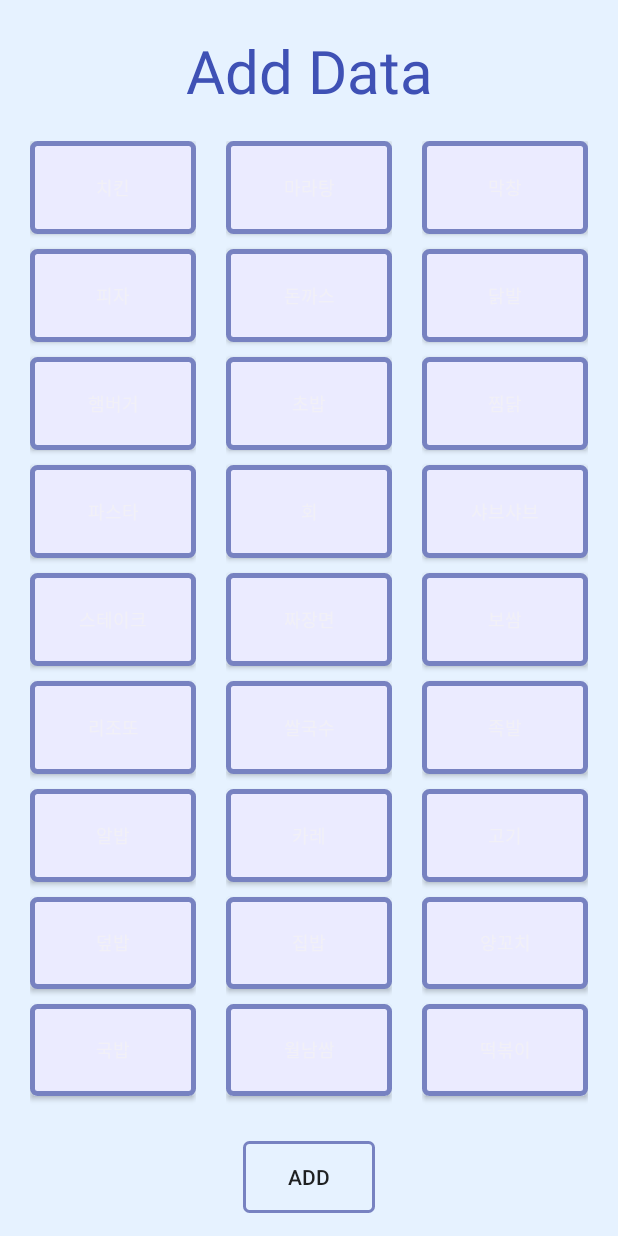
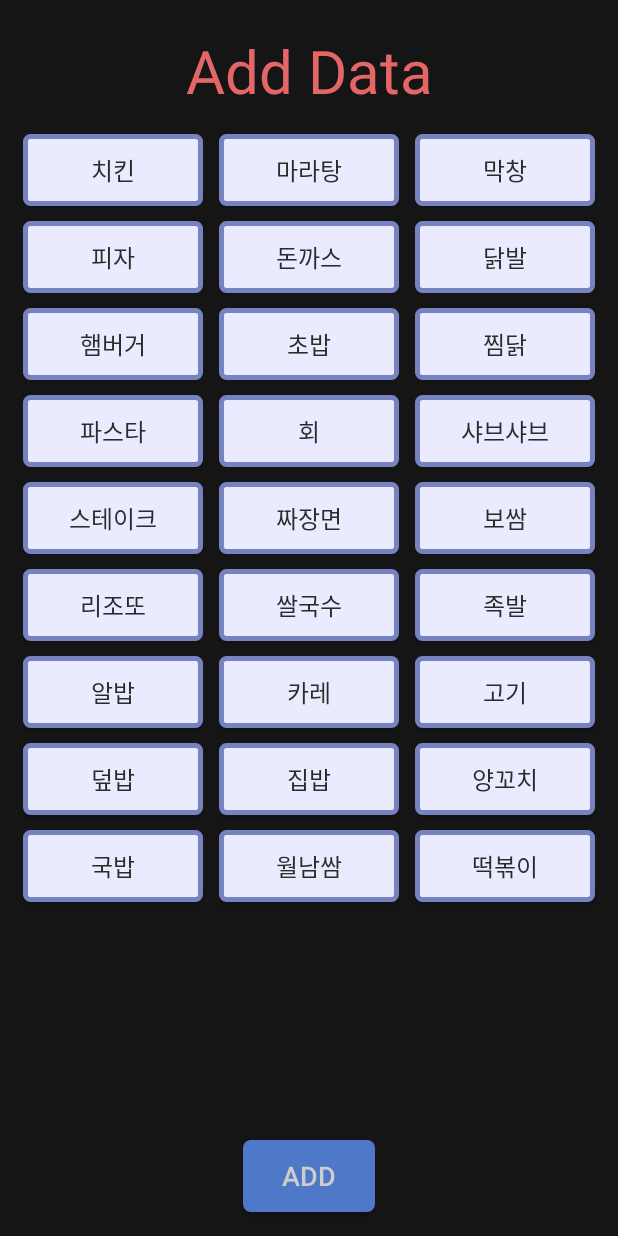
Before and after one commit to kimhyebeen/AndroidPJT_catchFood, an Android app: the InitActivity screen opened directly, with no data from a screen before it, on a phone screen of 412 x 824 dp. Run offline under Robolectric (Android 15) with nearby library versions, the phone set to English and light mode, and no system bars.

Commit message:
[v2.0.1] init - UI 배경 색 변경, add 버튼 색 변경, 레이아웃 구조 변경

```diff
--- a/ver02/app/build.gradle
+++ b/ver02/app/build.gradle
@@ -6,7 +6,7 @@ android {
 
     defaultConfig {
         applicationId "com.andpjt.catchfood"
-        minSdkVersion 16
+        minSdkVersion 23
         targetSdkVersion 29
         versionCode 9
         versionName "1.0.8"
--- a/ver02/app/src/main/java/com/andpjt/catchfood/InitActivity.java
+++ b/ver02/app/src/main/java/com/andpjt/catchfood/InitActivity.java
@@ -61,7 +61,8 @@ public class InitActivity extends AppCompatActivity {
         for (int i=0;i<27;i++) {
             btn = new Button(getApplicationContext());
             btn.setText(foo[i]);
-            btn.setTextSize(12);
+            btn.setTextSize(16);
+            btn.setTextColor(getColor(R.color.darkGrey));
             btn.setLayoutParams(params);
             btn.setId(i);
             btn.setBackgroundResource(R.drawable.btn_unclick);
--- a/ver02/app/src/main/java/com/andpjt/catchfood/SetActivity.java
+++ b/ver02/app/src/main/java/com/andpjt/catchfood/SetActivity.java
@@ -29,9 +29,6 @@ public class SetActivity extends AppCompatActivity {
     protected void onCreate(Bundle savedInstanceState) {
         super.onCreate(savedInstanceState);
         setContentView(R.layout.activity_set);
-
-        ActionBar actionBar = getSupportActionBar();
-        actionBar.setTitle("데이터 세팅");
 
         editText = findViewById(R.id.editText);
         ratingBar2 = findViewById(R.id.ratingBar2);
--- a/ver02/app/src/main/res/drawable/btn_add.xml
+++ b/ver02/app/src/main/res/drawable/btn_add.xml
@@ -1,8 +1,7 @@
 <?xml version="1.0" encoding="utf-8"?>
 <shape xmlns:android="http://schemas.android.com/apk/res/android" android:shape="rectangle">
     <corners
-        android:radius="3dp" />
-    <stroke
-        android:width="2dp"
-        android:color="#7782C1"/>
+        android:radius="5dp" />
+    <solid
+        android:color="@color/cornFlowerBlue"/>
 </shape>
--- a/ver02/app/src/main/res/layout/activity_init.xml
+++ b/ver02/app/src/main/res/layout/activity_init.xml
@@ -4,7 +4,7 @@
     xmlns:tools="http://schemas.android.com/tools"
     android:layout_width="match_parent"
     android:layout_height="match_parent"
-    android:background="#E6F2FF">
+    android:background="@color/darkBlack">
 
     <TextView
         android:id="@+id/textView5"
@@ -12,57 +12,65 @@
         android:layout_height="wrap_content"
         android:layout_marginTop="20dp"
         android:text="@string/title2"
-        android:textColor="#3F51B5"
+        android:textColor="@color/coral"
         android:textSize="40sp"
         app:layout_constraintEnd_toEndOf="parent"
         app:layout_constraintStart_toStartOf="parent"
         app:layout_constraintTop_toTopOf="parent" />
 
-    <LinearLayout
+    <ScrollView
         android:layout_width="match_parent"
         android:layout_height="0dp"
         android:layout_margin="10dp"
         android:layout_marginTop="15dp"
-        android:orientation="horizontal"
         app:layout_constraintBottom_toTopOf="@+id/addButton2"
         app:layout_constraintEnd_toEndOf="parent"
         app:layout_constraintStart_toStartOf="parent"
         app:layout_constraintTop_toBottomOf="@+id/textView5">
 
         <LinearLayout
+            android:layout_width="match_parent"
+            android:layout_height="wrap_content"
+            android:orientation="horizontal">
+
+            <LinearLayout
                 android:id="@+id/menuList0"
                 android:layout_width="match_parent"
-            android:layout_height="match_parent"
-            android:layout_margin="10dp"
+                android:layout_height="wrap_content"
+                android:layout_margin="5dp"
                 android:layout_weight="1"
-            android:orientation="vertical"></LinearLayout>
+                android:orientation="vertical" />
 
             <LinearLayout
                 android:id="@+id/menuList1"
                 android:layout_width="match_parent"
-            android:layout_height="match_parent"
-            android:layout_margin="10dp"
+                android:layout_height="wrap_content"
+                android:layout_margin="5dp"
                 android:layout_weight="1"
-            android:orientation="vertical"></LinearLayout>
+                android:orientation="vertical" />
 
             <LinearLayout
                 android:id="@+id/menuList2"
                 android:layout_width="match_parent"
-            android:layout_height="match_parent"
-            android:layout_margin="10dp"
+                android:layout_height="wrap_content"
+                android:layout_margin="5dp"
                 android:layout_weight="1"
                 android:orientation="vertical">
 
             </LinearLayout>
         </LinearLayout>
 
+    </ScrollView>
+
     <Button
         android:id="@+id/addButton2"
         android:layout_width="wrap_content"
         android:layout_height="wrap_content"
-        android:layout_marginBottom="15dp"
+        android:layout_marginBottom="16dp"
         android:background="@drawable/btn_add"
         android:text="@string/addButton"
+        android:textColor="@color/lightPink"
+        android:textSize="18sp"
         app:layout_constraintBottom_toBottomOf="parent"
         app:layout_constraintEnd_toEndOf="parent"
         app:layout_constraintStart_toStartOf="parent" />
```
Lines whose indentation alone changed are shown as unchanged.
